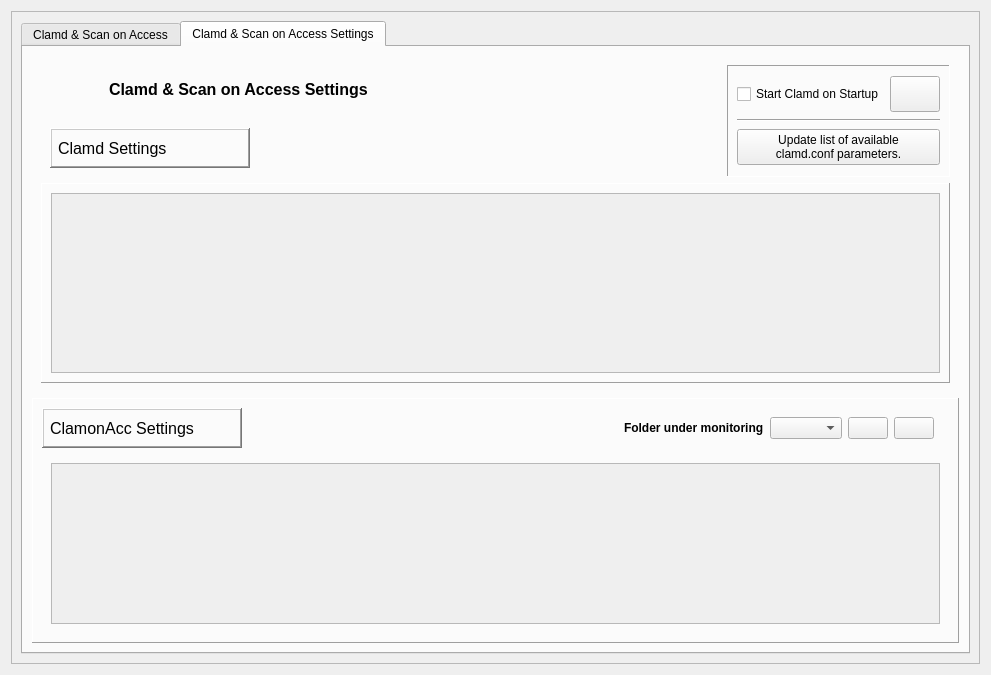
Qt form ui/clamdmanager.ui (robinking623/clamav-gui) before a commit.
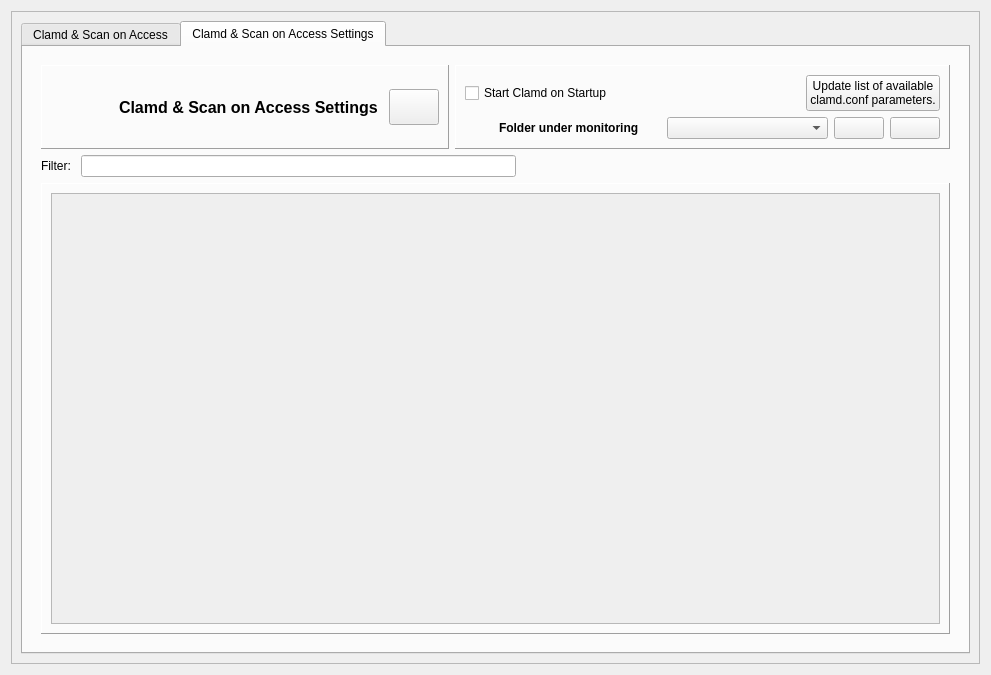
The same form after that commit. The open tabs and pages were chosen to show the change. Icons and pictures are not drawn.

```diff
--- a/ui/clamdmanager.ui
+++ b/ui/clamdmanager.ui
@@ -156,8 +156,19 @@
             <property name="frameShadow">
              <enum>QFrame::Raised</enum>
             </property>
-            <layout class="QGridLayout" name="gridLayout_3">
-             <item row="0" column="0">
+            <layout class="QVBoxLayout" name="verticalLayout_3">
+             <item>
+              <layout class="QHBoxLayout" name="horizontalLayout_7">
+               <item>
+                <widget class="QFrame" name="frame_2">
+                 <property name="frameShape">
+                  <enum>QFrame::Panel</enum>
+                 </property>
+                 <property name="frameShadow">
+                  <enum>QFrame::Raised</enum>
+                 </property>
+                 <layout class="QHBoxLayout" name="horizontalLayout_4">
+                  <item>
               <widget class="QLabel" name="clamdIconLabel_2">
                <property name="minimumSize">
                 <size>
@@ -182,7 +193,7 @@
                </property>
               </widget>
              </item>
-             <item row="0" column="1">
+                  <item>
               <widget class="QLabel" name="clamdLabel_2">
                <property name="minimumSize">
                 <size>
@@ -204,7 +215,78 @@
                </property>
               </widget>
              </item>
-             <item row="0" column="2">
+                  <item>
+                   <widget class="QPushButton" name="restartClamdPushButton">
+                    <property name="enabled">
+                     <bool>true</bool>
+                    </property>
+                    <property name="minimumSize">
+                     <size>
+                      <width>50</width>
+                      <height>36</height>
+                     </size>
+                    </property>
+                    <property name="maximumSize">
+                     <size>
+                      <width>50</width>
+                      <height>36</height>
+                     </size>
+                    </property>
+                    <property name="toolTip">
+                     <string>Clamd has to be restarted
+for changes made to take effect.</string>
+                    </property>
+                    <property name="autoFillBackground">
+                     <bool>false</bool>
+                    </property>
+                    <property name="styleSheet">
+                     <string notr="true"/>
+                    </property>
+                    <property name="text">
+                     <string/>
+                    </property>
+                    <property name="icon">
+                     <iconset resource="../resources.qrc">
+                      <normaloff>:/icons/icons/restart.png</normaloff>:/icons/icons/restart.png</iconset>
+                    </property>
+                    <property name="iconSize">
+                     <size>
+                      <width>22</width>
+                      <height>22</height>
+                     </size>
+                    </property>
+                   </widget>
+                  </item>
+                 </layout>
+                </widget>
+               </item>
+               <item>
+                <widget class="QFrame" name="frame_3">
+                 <property name="frameShape">
+                  <enum>QFrame::Panel</enum>
+                 </property>
+                 <property name="frameShadow">
+                  <enum>QFrame::Raised</enum>
+                 </property>
+                 <layout class="QHBoxLayout" name="horizontalLayout_5">
+                  <item>
+                   <layout class="QVBoxLayout" name="verticalLayout">
+                    <item>
+                     <layout class="QHBoxLayout" name="horizontalLayout_2">
+                      <item>
+                       <widget class="QCheckBox" name="startClamdOnStartupCheckBox">
+                        <property name="minimumSize">
+                         <size>
+                          <width>0</width>
+                          <height>0</height>
+                         </size>
+                        </property>
+                        <property name="text">
+                         <string>Start Clamd on Startup</string>
+                        </property>
+                       </widget>
+                      </item>
+                      <item>
               <spacer name="horizontalSpacer_4">
                <property name="orientation">
                 <enum>Qt::Horizontal</enum>
@@ -217,16 +299,7 @@
                </property>
               </spacer>
              </item>
-             <item row="0" column="3" rowspan="2">
-              <widget class="QFrame" name="specialSettingsFrame">
-               <property name="frameShape">
-                <enum>QFrame::Panel</enum>
-               </property>
-               <property name="frameShadow">
-                <enum>QFrame::Sunken</enum>
-               </property>
-               <layout class="QGridLayout" name="gridLayout_2">
-                <item row="2" column="0" colspan="2">
+                      <item>
                  <widget class="QPushButton" name="updateClamdConfParamPushButton">
                   <property name="toolTip">
                    <string>determin the current available parameters for clamd.conf. Useful after an update of clamav.</string>
@@ -247,322 +320,16 @@
                   </property>
                  </widget>
                 </item>
-                <item row="0" column="0">
-                 <widget class="QCheckBox" name="startClamdOnStartupCheckBox">
-                  <property name="minimumSize">
-                   <size>
-                    <width>0</width>
-                    <height>0</height>
-                   </size>
-                  </property>
-                  <property name="text">
-                   <string>Start Clamd on Startup</string>
-                  </property>
-                 </widget>
-                </item>
-                <item row="0" column="1">
-                 <widget class="QPushButton" name="restartClamdPushButton">
-                  <property name="enabled">
-                   <bool>true</bool>
-                  </property>
-                  <property name="minimumSize">
-                   <size>
-                    <width>50</width>
-                    <height>36</height>
-                   </size>
-                  </property>
-                  <property name="maximumSize">
-                   <size>
-                    <width>50</width>
-                    <height>36</height>
-                   </size>
-                  </property>
-                  <property name="toolTip">
-                   <string>Clamd has to be restarted
-for changes made to take effect.</string>
-                  </property>
-                  <property name="autoFillBackground">
-                   <bool>false</bool>
-                  </property>
-                  <property name="styleSheet">
-                   <string notr="true"/>
-                  </property>
-                  <property name="text">
-                   <string/>
-                  </property>
-                  <property name="icon">
-                   <iconset resource="../resources.qrc">
-                    <normaloff>:/icons/icons/restart.png</normaloff>:/icons/icons/restart.png</iconset>
-                  </property>
-                  <property name="iconSize">
-                   <size>
-                    <width>22</width>
-                    <height>22</height>
-                   </size>
-                  </property>
-                 </widget>
-                </item>
-                <item row="1" column="0" colspan="2">
-                 <widget class="Line" name="line">
-                  <property name="orientation">
-                   <enum>Qt::Horizontal</enum>
-                  </property>
-                 </widget>
-                </item>
-               </layout>
-              </widget>
-             </item>
-             <item row="1" column="0" colspan="3">
-              <widget class="QFrame" name="clamdSelectionFrame">
-               <layout class="QHBoxLayout" name="horizontalLayout_6">
+                     </layout>
+                    </item>
                 <item>
                  <layout class="QHBoxLayout" name="horizontalLayout_3">
                   <item>
-                   <widget class="QLabel" name="clamdLabel_3">
-                    <property name="minimumSize">
-                     <size>
-                      <width>200</width>
-                      <height>40</height>
-                     </size>
-                    </property>
-                    <property name="maximumSize">
-                     <size>
-                      <width>16777215</width>
-                      <height>40</height>
-                     </size>
-                    </property>
-                    <property name="font">
-                     <font>
-                      <pointsize>12</pointsize>
-                     </font>
-                    </property>
-                    <property name="styleSheet">
-                     <string notr="true">padding:3</string>
-                    </property>
-                    <property name="frameShape">
-                     <enum>QFrame::WinPanel</enum>
-                    </property>
-                    <property name="frameShadow">
-                     <enum>QFrame::Raised</enum>
-                    </property>
-                    <property name="text">
-                     <string>Clamd Settings</string>
-                    </property>
-                   </widget>
-                  </item>
-                  <item>
-                   <spacer name="horizontalSpacer_3">
-                    <property name="orientation">
-                     <enum>Qt::Horizontal</enum>
-                    </property>
-                    <property name="sizeHint" stdset="0">
-                     <size>
-                      <width>40</width>
-                      <height>20</height>
-                     </size>
-                    </property>
-                   </spacer>
-                  </item>
-                 </layout>
-                </item>
-               </layout>
-              </widget>
-             </item>
-             <item row="2" column="0" colspan="4">
-              <widget class="QFrame" name="clamdSettingsFrame">
-               <property name="sizePolicy">
-                <sizepolicy hsizetype="Preferred" vsizetype="Preferred">
-                 <horstretch>0</horstretch>
-                 <verstretch>1</verstretch>
-                </sizepolicy>
-               </property>
-               <property name="minimumSize">
-                <size>
-                 <width>0</width>
-                 <height>200</height>
-                </size>
-               </property>
-               <property name="frameShape">
-                <enum>QFrame::Panel</enum>
-               </property>
-               <property name="frameShadow">
-                <enum>QFrame::Raised</enum>
-               </property>
-               <layout class="QVBoxLayout" name="verticalLayout_6">
-                <item>
-                 <widget class="QScrollArea" name="scrollArea_2">
-                  <property name="widgetResizable">
-                   <bool>true</bool>
-                  </property>
-                  <widget class="QWidget" name="scrollAreaWidgetContents_2">
-                   <property name="geometry">
-                    <rect>
-                     <x>0</x>
-                     <y>0</y>
-                     <width>891</width>
-                     <height>178</height>
-                    </rect>
-                   </property>
-                   <layout class="QVBoxLayout" name="verticalLayout_2">
-                    <item>
-                     <layout class="QVBoxLayout" name="layout1">
-                      <property name="sizeConstraint">
-                       <enum>QLayout::SetMinimumSize</enum>
-                      </property>
-                     </layout>
-                    </item>
-                    <item>
-                     <spacer name="verticalSpacer">
-                      <property name="orientation">
-                       <enum>Qt::Vertical</enum>
-                      </property>
-                      <property name="sizeHint" stdset="0">
-                       <size>
-                        <width>20</width>
-                        <height>40</height>
-                       </size>
-                      </property>
-                     </spacer>
-                    </item>
-                   </layout>
-                  </widget>
-                 </widget>
-                </item>
-               </layout>
-              </widget>
-             </item>
-            </layout>
-           </widget>
-          </item>
-          <item>
-           <widget class="QFrame" name="clamonaccSettingsFrame">
-            <property name="sizePolicy">
-             <sizepolicy hsizetype="Preferred" vsizetype="Preferred">
-              <horstretch>0</horstretch>
-              <verstretch>1</verstretch>
-             </sizepolicy>
-            </property>
-            <property name="minimumSize">
-             <size>
-              <width>0</width>
-              <height>0</height>
-             </size>
-            </property>
-            <property name="frameShape">
-             <enum>QFrame::Panel</enum>
-            </property>
-            <property name="frameShadow">
-             <enum>QFrame::Raised</enum>
-            </property>
-            <layout class="QGridLayout" name="gridLayout">
-             <item row="0" column="0">
-              <widget class="QLabel" name="clamonaccLabel">
-               <property name="minimumSize">
-                <size>
-                 <width>200</width>
-                 <height>40</height>
-                </size>
-               </property>
-               <property name="maximumSize">
-                <size>
-                 <width>16777215</width>
-                 <height>40</height>
-                </size>
-               </property>
-               <property name="font">
-                <font>
-                 <pointsize>12</pointsize>
-                </font>
-               </property>
-               <property name="styleSheet">
-                <string notr="true">padding:3</string>
-               </property>
-               <property name="frameShape">
-                <enum>QFrame::WinPanel</enum>
-               </property>
-               <property name="frameShadow">
-                <enum>QFrame::Raised</enum>
-               </property>
-               <property name="text">
-                <string>ClamonAcc Settings</string>
-               </property>
-              </widget>
-             </item>
-             <item row="1" column="0" colspan="3">
-              <widget class="QFrame" name="clamonaccSelectionFrame">
-               <layout class="QVBoxLayout" name="verticalLayout_3">
-                <item>
-                 <widget class="QScrollArea" name="scrollArea">
-                  <property name="widgetResizable">
-                   <bool>true</bool>
-                  </property>
-                  <widget class="QWidget" name="scrollAreaWidgetContents">
-                   <property name="geometry">
-                    <rect>
-                     <x>0</x>
-                     <y>0</y>
-                     <width>891</width>
-                     <height>141</height>
-                    </rect>
-                   </property>
-                   <layout class="QVBoxLayout" name="verticalLayout">
-                    <item>
-                     <layout class="QVBoxLayout" name="layout2"/>
-                    </item>
-                    <item>
-                     <spacer name="verticalSpacer_2">
-                      <property name="orientation">
-                       <enum>Qt::Vertical</enum>
-                      </property>
-                      <property name="sizeHint" stdset="0">
-                       <size>
-                        <width>20</width>
-                        <height>113</height>
-                       </size>
-                      </property>
-                     </spacer>
-                    </item>
-                   </layout>
-                  </widget>
-                 </widget>
-                </item>
-               </layout>
-              </widget>
-             </item>
-             <item row="0" column="1">
-              <widget class="QFrame" name="folderMonitoringFrame">
-               <property name="autoFillBackground">
-                <bool>false</bool>
-               </property>
-               <property name="styleSheet">
-                <string notr="true"/>
-               </property>
-               <property name="frameShape">
-                <enum>QFrame::NoFrame</enum>
-               </property>
-               <property name="frameShadow">
-                <enum>QFrame::Raised</enum>
-               </property>
-               <layout class="QHBoxLayout" name="horizontalLayout_2">
-                <item>
-                 <spacer name="horizontalSpacer">
-                  <property name="orientation">
-                   <enum>Qt::Horizontal</enum>
-                  </property>
-                  <property name="sizeHint" stdset="0">
-                   <size>
-                    <width>40</width>
-                    <height>20</height>
-                   </size>
-                  </property>
-                 </spacer>
-                </item>
-                <item>
                  <widget class="QLabel" name="folderIconLabel">
                   <property name="maximumSize">
                    <size>
-                    <width>40</width>
-                    <height>40</height>
+                          <width>28</width>
+                          <height>28</height>
                    </size>
                   </property>
                   <property name="styleSheet">
@@ -581,9 +348,15 @@
                 </item>
                 <item>
                  <widget class="QLabel" name="monitoringLabel">
+                        <property name="sizePolicy">
+                         <sizepolicy hsizetype="Fixed" vsizetype="Minimum">
+                          <horstretch>0</horstretch>
+                          <verstretch>0</verstretch>
+                         </sizepolicy>
+                        </property>
                   <property name="maximumSize">
                    <size>
-                    <width>200</width>
+                          <width>169</width>
                     <height>16777215</height>
                    </size>
                   </property>
@@ -657,6 +430,106 @@
                  </widget>
                 </item>
                </layout>
+                    </item>
+                   </layout>
+                  </item>
+                 </layout>
+                </widget>
+               </item>
+              </layout>
+             </item>
+             <item>
+              <layout class="QHBoxLayout" name="horizontalLayout_6">
+               <item>
+                <widget class="QLabel" name="label">
+                 <property name="text">
+                  <string>Filter: </string>
+                 </property>
+                </widget>
+               </item>
+               <item>
+                <widget class="QLineEdit" name="lineEdit">
+                 <property name="clearButtonEnabled">
+                  <bool>true</bool>
+                 </property>
+                </widget>
+               </item>
+               <item>
+                <spacer name="horizontalSpacer">
+                 <property name="orientation">
+                  <enum>Qt::Horizontal</enum>
+                 </property>
+                 <property name="sizeHint" stdset="0">
+                  <size>
+                   <width>40</width>
+                   <height>20</height>
+                  </size>
+                 </property>
+                </spacer>
+               </item>
+              </layout>
+             </item>
+             <item>
+              <widget class="QFrame" name="clamdSettingsFrame">
+               <property name="sizePolicy">
+                <sizepolicy hsizetype="Preferred" vsizetype="Preferred">
+                 <horstretch>0</horstretch>
+                 <verstretch>1</verstretch>
+                </sizepolicy>
+               </property>
+               <property name="minimumSize">
+                <size>
+                 <width>0</width>
+                 <height>200</height>
+                </size>
+               </property>
+               <property name="frameShape">
+                <enum>QFrame::Panel</enum>
+               </property>
+               <property name="frameShadow">
+                <enum>QFrame::Raised</enum>
+               </property>
+               <layout class="QVBoxLayout" name="verticalLayout_6">
+                <item>
+                 <widget class="QScrollArea" name="scrollArea_2">
+                  <property name="widgetResizable">
+                   <bool>true</bool>
+                  </property>
+                  <widget class="QWidget" name="scrollAreaWidgetContents_2">
+                   <property name="geometry">
+                    <rect>
+                     <x>0</x>
+                     <y>0</y>
+                     <width>891</width>
+                     <height>411</height>
+                    </rect>
+                   </property>
+                   <layout class="QVBoxLayout" name="verticalLayout_2">
+                    <item>
+                     <layout class="QVBoxLayout" name="layout1">
+                      <property name="sizeConstraint">
+                       <enum>QLayout::SetMinimumSize</enum>
+                      </property>
+                     </layout>
+                    </item>
+                    <item>
+                     <spacer name="verticalSpacer">
+                      <property name="orientation">
+                       <enum>Qt::Vertical</enum>
+                      </property>
+                      <property name="sizeHint" stdset="0">
+                       <size>
+                        <width>20</width>
+                        <height>40</height>
+                       </size>
+                      </property>
+                     </spacer>
+                    </item>
+                   </layout>
+                  </widget>
+                 </widget>
+                </item>
+               </layout>
               </widget>
              </item>
             </layout>
```
Left out of the diff: 33 changed lines with no effect on the pictures. Lines whose indentation alone changed are shown as unchanged.
